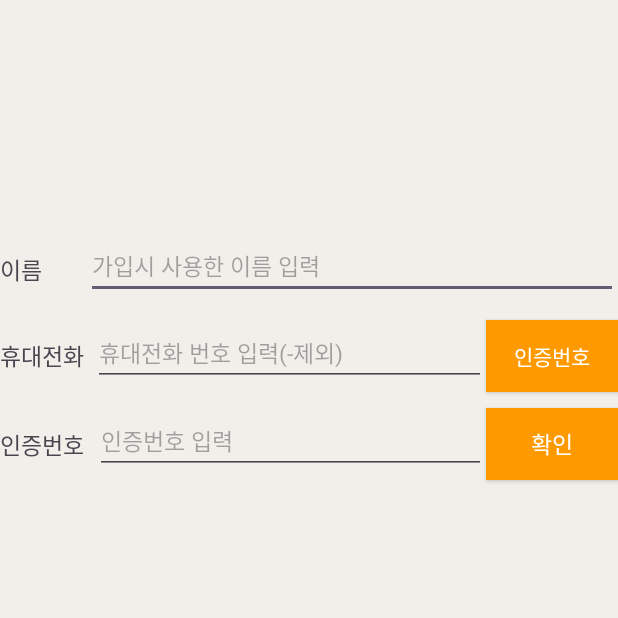
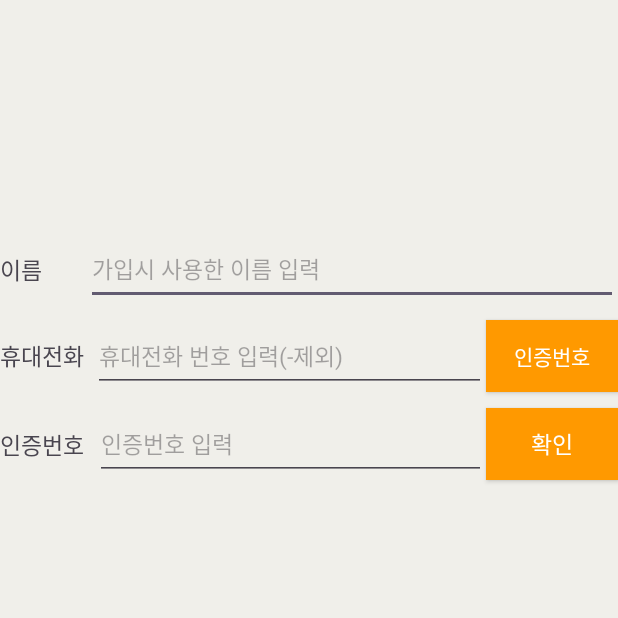
Before and after one commit to mj010504/DailyMemo, an Android app: the fragment SearchingIdFragment shown on its own in the app's theme, on a phone screen of 412 x 824 dp, the top half of it. Run offline under Robolectric (Android 15) with nearby library versions, the phone set to English and light mode, and no system bars.

Commit message:
2024.01.24

```diff
--- a/app/src/main/java/com/example/dailymemo/Auth/LoginFragment.kt
+++ b/app/src/main/java/com/example/dailymemo/Auth/LoginFragment.kt
@@ -47,6 +47,9 @@ class LoginFragment : Fragment(),LoginView {
         binding.loginfragRegisterTv.setOnClickListener{
             findNavController().navigate(R.id.signUpFragment)
         }
+        binding.loginfragSearchingIdTv.setOnClickListener{
+            findNavController().navigate(R.id.searchingIdFragment)
+        }
         // Inflate the layout for this fragment
         return binding.root
     }
--- a/app/src/main/java/com/example/dailymemo/Auth/SearchingIdFragment.kt
+++ b/app/src/main/java/com/example/dailymemo/Auth/SearchingIdFragment.kt
@@ -5,7 +5,10 @@ import androidx.fragment.app.Fragment
 import android.view.LayoutInflater
 import android.view.View
 import android.view.ViewGroup
+import androidx.navigation.fragment.findNavController
 import com.example.dailymemo.R
+import com.example.dailymemo.Service.LoginService
+import com.example.dailymemo.databinding.FragmentSearchingIdBinding
 
 // TODO: Rename parameter arguments, choose names that match
 // the fragment initialization parameters, e.g. ARG_ITEM_NUMBER
@@ -22,6 +25,10 @@ class SearchingIdFragment : Fragment() {
     private var param1: String? = null
     private var param2: String? = null
 
+    lateinit var binding: FragmentSearchingIdBinding
+
+    val email_verify_token : String = ""
+
     override fun onCreate(savedInstanceState: Bundle?) {
         super.onCreate(savedInstanceState)
         arguments?.let {
@@ -34,8 +41,22 @@ class SearchingIdFragment : Fragment() {
         inflater: LayoutInflater, container: ViewGroup?,
         savedInstanceState: Bundle?
     ): View? {
+        binding = FragmentSearchingIdBinding.inflate(inflater)
+        binding.searchingIdCertiBtn.setOnClickListener{
+            searchID()
+        }
         // Inflate the layout for this fragment
-        return inflater.inflate(R.layout.fragment_searching_id, container, false)
+        return binding.root
+    }
+
+    fun searchID(){
+        val loginService: LoginService = LoginService()
+        loginService.setSearchingIdView(this)
+
+        loginService.searchingId(email_verify_token)
+    }
+
+    fun success(){
     }
 
     companion object {
--- a/app/src/main/java/com/example/dailymemo/Service/LoginRetrofitInterface.kt
+++ b/app/src/main/java/com/example/dailymemo/Service/LoginRetrofitInterface.kt
@@ -20,6 +20,12 @@ interface LoginRetrofitInterface {
     @POST("verification/email-exists")
     fun isEmailExist(@Body email : emailRepeatedRequest) : Call<emailRepeatedResponse>
 
+    @POST("email-verification-request")
+    fun emailVerificationRequest(@Body emailVerifyRequest: EmailVerifyRequest) : Call<EmailVerifyResponse>
+
+    @POST("users/findmyid")
+    fun searchingIDRequest(@Body searchingIDRequest: searchingIDRequest) : Call<searchingIDResponse>
+
     @POST("users")
     fun register(@Body registerRequest: RegisterRequest) : Call<RegisterResponse>
 }
--- a/app/src/main/res/layout/fragment_searching_id.xml
+++ b/app/src/main/res/layout/fragment_searching_id.xml
@@ -17,17 +17,17 @@
             android:text="이름"
             app:layout_constraintTop_toTopOf="parent"
             app:layout_constraintStart_toStartOf="parent"
-            android:textSize="15dp"
+            android:textSize="15sp"
             android:layout_marginTop="168dp"/>
         <com.google.android.material.textfield.TextInputEditText
             android:id="@+id/searching_id_name_te"
             android:layout_width="0dp"
-            android:layout_height="wrap_content"
+            android:layout_height="48dp"
             app:layout_constraintStart_toEndOf="@id/searching_id_name_tv"
             app:layout_constraintEnd_toEndOf="parent"
             app:layout_constraintTop_toTopOf="parent"
             android:hint="가입시 사용한 이름 입력"
-            android:textSize="15dp"
+            android:textSize="15sp"
             android:layout_marginTop="155dp"
             android:layout_marginStart="29dp"/>
         <TextView
@@ -35,7 +35,7 @@
             android:layout_width="wrap_content"
             android:layout_height="wrap_content"
             android:text="휴대전화"
-            android:textSize="15dp"
+            android:textSize="15sp"
             android:layout_marginTop="34dp"
             app:layout_constraintTop_toBottomOf="@id/searching_id_name_tv"
             app:layout_constraintStart_toStartOf="parent"/>
@@ -52,9 +52,9 @@
         <com.google.android.material.textfield.TextInputEditText
             android:id="@+id/searching_id_telephone_te"
             android:layout_width="0dp"
-            android:layout_height="wrap_content"
+            android:layout_height="48dp"
             android:hint="휴대전화 번호 입력(-제외)"
-            android:textSize="15dp"
+            android:textSize="15sp"
             app:layout_constraintStart_toEndOf="@id/searching_id_telephone_tv"
             app:layout_constraintEnd_toStartOf="@id/searching_id_telephone_btn"
             app:layout_constraintTop_toBottomOf="@id/searching_id_name_tv"
@@ -65,7 +65,7 @@
             android:layout_width="wrap_content"
             android:layout_height="wrap_content"
             android:text="인증번호"
-            android:textSize="15dp"
+            android:textSize="15sp"
             app:layout_constraintTop_toBottomOf="@id/searching_id_telephone_tv"
             app:layout_constraintStart_toStartOf="parent"
             android:layout_marginTop="36dp"/>
@@ -74,7 +74,7 @@
             android:layout_width="wrap_content"
             android:layout_height="wrap_content"
             android:text="확인"
-            android:textSize="15dp"
+            android:textSize="15sp"
             android:background="#FF9900"
             android:textColor="@color/white"
             app:layout_constraintEnd_toEndOf="parent"
@@ -83,9 +83,9 @@
         <com.google.android.material.textfield.TextInputEditText
             android:id="@+id/searching_id_certi_te"
             android:layout_width="0dp"
-            android:layout_height="wrap_content"
+            android:layout_height="48dp"
             android:hint="인증번호 입력"
-            android:textSize="15dp"
+            android:textSize="15sp"
             app:layout_constraintStart_toEndOf="@id/searching_id_certi_tv"
             app:layout_constraintTop_toBottomOf="@id/searching_id_telephone_tv"
             app:layout_constraintEnd_toStartOf="@id/searching_id_certi_btn"
```
Also changed, not shown: app/src/main/java/com/example/dailymemo/Auth/SignUpFragment.kt (+13 -0 lines), app/src/main/java/com/example/dailymemo/Service/LoginResponse.kt (+27 -0 lines), app/src/main/java/com/example/dailymemo/Service/LoginService.kt (+66 -11 lines).
